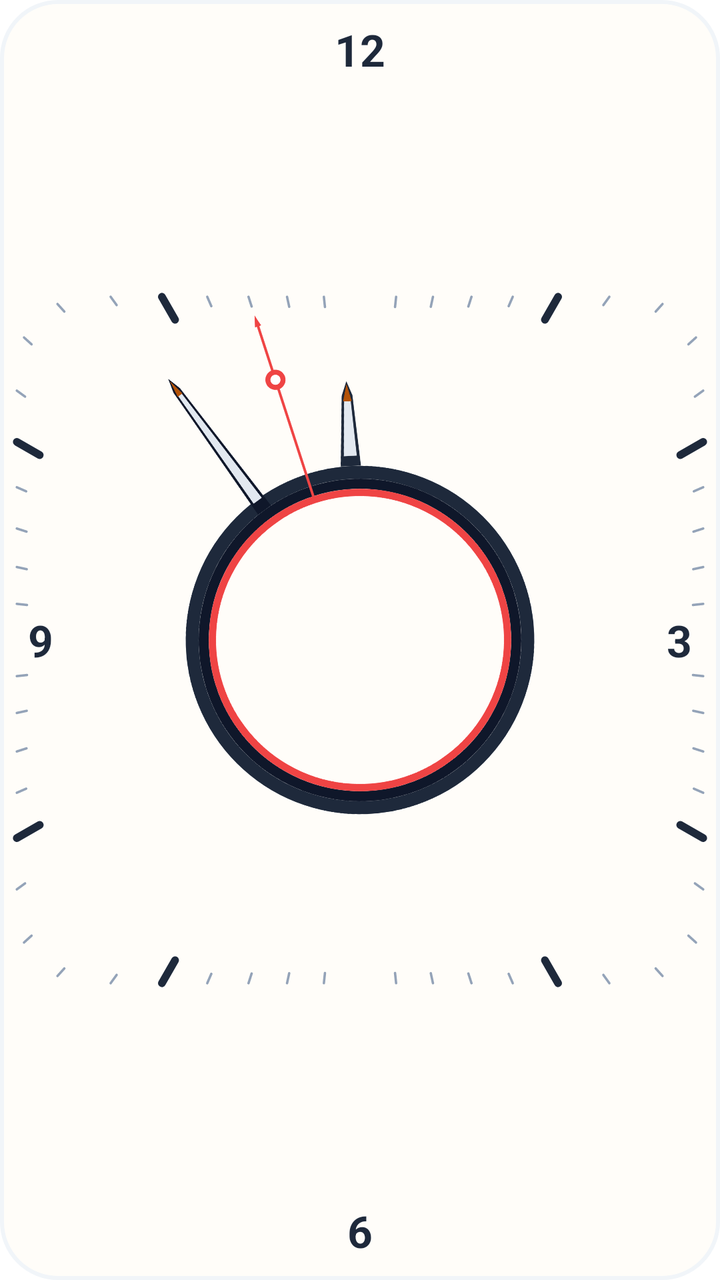
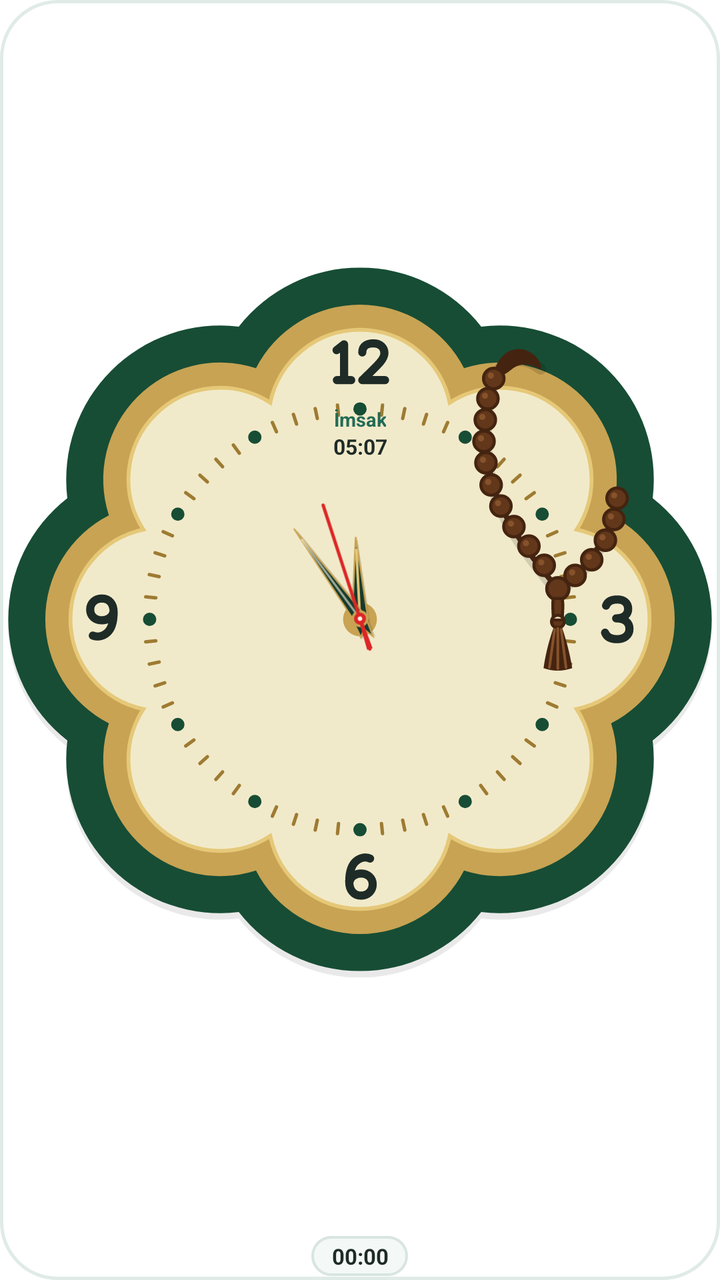

Before-and-after screenshots of an Android layout around one commit, followed by the original layout XML and the change that was made.
<!-- AndroidManifest.xml: fallback theme Theme.MaterialComponents.DayNight.NoActionBar -->
<!-- res/layout/widget_prayer_analog_clock.xml -->
<?xml version="1.0" encoding="utf-8"?>
<RelativeLayout xmlns:android="http://schemas.android.com/apk/res/android"
    android:id="@+id/widget_root_layout"
    android:layout_width="match_parent"
    android:layout_height="match_parent"
    android:background="@drawable/widget_digital_clock_bg"
    android:padding="0dp"
    android:clickable="true"
    android:focusable="true">

    <FrameLayout
        android:id="@+id/widget_clock_frame"
        android:layout_width="match_parent"
        android:layout_height="match_parent"
        android:layout_centerInParent="true">

        
        <ImageView
            android:id="@+id/widget_clock_marks"
            android:layout_width="match_parent"
            android:layout_height="match_parent"
            android:layout_gravity="center"
            android:src="@drawable/widget_analog_dial_marks"
            android:scaleType="fitCenter" />

        
        <RelativeLayout
            android:layout_width="match_parent"
            android:layout_height="match_parent">

            <TextView
                android:id="@+id/clock_num_12"
                android:layout_width="wrap_content"
                android:layout_height="wrap_content"
                android:layout_alignParentTop="true"
                android:layout_centerHorizontal="true"
                android:layout_marginTop="10dp"
                android:text="12"
                android:textColor="@color/widget_digital_primary"
                android:textSize="22sp"
                android:textStyle="bold" />

            <TextView
                android:id="@+id/clock_num_6"
                android:layout_width="wrap_content"
                android:layout_height="wrap_content"
                android:layout_alignParentBottom="true"
                android:layout_centerHorizontal="true"
                android:layout_marginBottom="10dp"
                android:text="6"
                android:textColor="@color/widget_digital_primary"
                android:textSize="22sp"
                android:textStyle="bold" />

            <TextView
                android:id="@+id/clock_num_9"
                android:layout_width="wrap_content"
                android:layout_height="wrap_content"
                android:layout_alignParentStart="true"
                android:layout_centerVertical="true"
                android:layout_marginStart="14dp"
                android:text="9"
                android:textColor="@color/widget_digital_primary"
                android:textSize="22sp"
                android:textStyle="bold" />

            <TextView
                android:id="@+id/clock_num_3"
                android:layout_width="wrap_content"
                android:layout_height="wrap_content"
                android:layout_alignParentEnd="true"
                android:layout_centerVertical="true"
                android:layout_marginEnd="14dp"
                android:text="3"
                android:textColor="@color/widget_digital_primary"
                android:textSize="22sp"
                android:textStyle="bold" />
        </RelativeLayout>

        
        <LinearLayout
            android:id="@+id/widget_prayer_info_container"
            android:layout_width="wrap_content"
            android:layout_height="wrap_content"
            android:layout_gravity="center"
            android:orientation="vertical"
            android:gravity="center"
            android:padding="2dp">

            <TextView
                android:id="@+id/widget_next_prayer_name"
                android:layout_width="wrap_content"
                android:layout_height="wrap_content"
                android:textColor="@color/widget_digital_accent"
                android:textSize="11sp"
                android:textStyle="bold"
                android:gravity="center" />

            <TextView
                android:id="@+id/widget_countdown"
                android:layout_width="wrap_content"
                android:layout_height="wrap_content"
                android:layout_marginTop="1dp"
                android:layout_marginBottom="1dp"
                android:textColor="@color/widget_digital_primary"
                android:textSize="14sp"
                android:textStyle="bold"
                android:singleLine="true"
                android:gravity="center" />

            <TextView
                android:id="@+id/widget_next_prayer_time"
                android:layout_width="wrap_content"
                android:layout_height="wrap_content"
                android:textColor="@color/widget_digital_secondary"
                android:textSize="10sp"
                android:textStyle="bold"
                android:gravity="center" />
        </LinearLayout>

        
        <AnalogClock
            android:id="@+id/widget_analog_clock"
            android:layout_width="match_parent"
            android:layout_height="match_parent"
            android:layout_gravity="center"
            android:dial="@drawable/widget_analog_clock_dial_transparent"
            android:hand_hour="@drawable/widget_hour_hand"
            android:hand_minute="@drawable/widget_minute_hand"
            android:hand_second="@drawable/widget_second_hand" />

    </FrameLayout>

    
    <LinearLayout
        android:id="@+id/widget_placeholder_layout"
        android:layout_width="match_parent"
        android:layout_height="match_parent"
        android:orientation="vertical"
        android:gravity="center"
        android:padding="8dp"
        android:visibility="gone">

        <TextView
            android:layout_width="wrap_content"
            android:layout_height="wrap_content"
            android:text="Namaz Vakti"
            android:textColor="@color/widget_digital_secondary"
            android:textSize="12sp"
            android:textStyle="bold"
            android:gravity="center" />

        <TextView
            android:layout_width="wrap_content"
            android:layout_height="wrap_content"
            android:layout_marginTop="4dp"
            android:text="YÜKLENİYOR"
            android:textColor="@color/widget_digital_primary"
            android:textSize="14sp"
            android:textStyle="bold"
            android:gravity="center" />
    </LinearLayout>

</RelativeLayout>
<!-- resources referenced by this layout -->
<resources>
  <color name="widget_digital_accent">#B45309</color>
  <color name="widget_digital_primary">#1E293B</color>
  <color name="widget_digital_secondary">#94A3B8</color>
  <!-- drawable widget_analog_clock_dial_transparent (drawable) -->
  <?xml version="1.0" encoding="utf-8"?>
  <vector xmlns:android="http://schemas.android.com/apk/res/android"
      android:width="1000dp"
      android:height="1000dp"
      android:viewportWidth="1000"
      android:viewportHeight="1000">
      <path
          android:fillColor="#00000000"
          android:pathData="M0,0 L1000,0 L1000,1000 L0,1000 Z" />
  </vector>
  <!-- drawable widget_analog_dial_marks: vector/xml drawable (drawable, 9707 chars, omitted) -->
  <!-- drawable widget_digital_clock_bg (drawable) -->
  <?xml version="1.0" encoding="utf-8"?>
  <shape xmlns:android="http://schemas.android.com/apk/res/android"
      android:shape="rectangle">
      <corners android:radius="28dp" />
      <solid android:color="@color/widget_digital_bg" />
      <stroke
          android:width="2dp"
          android:color="@color/widget_digital_border" />
  </shape>
  <!-- drawable widget_hour_hand (drawable) -->
  <?xml version="1.0" encoding="utf-8"?>
  <vector xmlns:android="http://schemas.android.com/apk/res/android"
      android:width="1000dp"
      android:height="1000dp"
      android:viewportWidth="1000"
      android:viewportHeight="1000">
  
      
      
      <path
          android:fillColor="#00000000"
          android:strokeColor="@color/widget_hour_hand_color"
          android:strokeWidth="18"
          android:pathData="M 500,267 A 233,233 0 1,0 500,733 A 233,233 0 1,0 500,267 Z" />
  
      
      <path
          android:fillColor="@color/widget_hour_hand_color"
          android:pathData="M 486,258 L 492.5,160 L 500,140 L 507.5,160 L 514,258 Z" />
  
      
      <path
          android:fillColor="@color/widget_hand_lume"
          android:pathData="M 491,244 L 495.5,166 L 500,152 L 504.5,166 L 509,244 Z" />
  
      
      <path
          android:fillColor="@color/widget_digital_accent"
          android:pathData="M 494,168 L 500,144 L 506,168 Z" />
  </vector>
  <!-- drawable widget_minute_hand (drawable) -->
  <?xml version="1.0" encoding="utf-8"?>
  <vector xmlns:android="http://schemas.android.com/apk/res/android"
      android:width="1000dp"
      android:height="1000dp"
      android:viewportWidth="1000"
      android:viewportHeight="1000">
  
      
      
      <path
          android:fillColor="#00000000"
          android:strokeColor="@color/widget_minute_hand_color"
          android:strokeWidth="14"
          android:pathData="M 500,283 A 217,217 0 1,0 500,717 A 217,217 0 1,0 500,283 Z" />
  
      
      <path
          android:fillColor="@color/widget_minute_hand_color"
          android:pathData="M 489,276 L 494.5,70 L 500,50 L 505.5,70 L 511,276 Z" />
  
      
      <path
          android:fillColor="@color/widget_hand_lume"
          android:pathData="M 493,260 L 497,76 L 500,64 L 503,76 L 507,260 Z" />
  
      
      <path
          android:fillColor="@color/widget_digital_accent"
          android:pathData="M 496,78 L 500,54 L 504,78 Z" />
  </vector>
  <!-- drawable widget_second_hand (drawable) -->
  <?xml version="1.0" encoding="utf-8"?>
  <vector xmlns:android="http://schemas.android.com/apk/res/android"
      android:width="1000dp"
      android:height="1000dp"
      android:viewportWidth="1000"
      android:viewportHeight="1000">
  
      
      
      <path
          android:fillColor="#00000000"
          android:strokeColor="#EF4444"
          android:strokeWidth="10"
          android:pathData="M 500,295 A 205,205 0 1,0 500,705 A 205,205 0 1,0 500,295 Z" />
  
      
      <path
          android:fillColor="#EF4444"
          android:pathData="M 498.2,290 L 498.2,40 C 498.2,36 500,32 500,32 C 500,32 501.8,36 501.8,40 L 501.8,290 Z" />
  
      
      <path
          android:fillColor="#EF4444"
          android:pathData="M 500,106 A 14,14 0 1,0 500,134 A 14,14 0 1,0 500,106 Z" />
      <path
          android:fillColor="#FFFFFF"
          android:pathData="M 500,113 A 7,7 0 1,0 500,127 A 7,7 0 1,0 500,113 Z" />
  
      
      <path
          android:fillColor="#EF4444"
          android:pathData="M 500,26 L 504.5,42 L 495.5,42 Z" />
  </vector>
  <color name="widget_digital_bg">#FFFDF9</color>
  <color name="widget_digital_border">#F1F5F9</color>
  <color name="widget_hour_hand_color">#1E293B</color>
  <color name="widget_hand_lume">#E2E8F0</color>
  <color name="widget_minute_hand_color">#0F172A</color>
</resources>

<!-- the commit's change to res/layout/widget_prayer_analog_clock.xml (unified diff, before → after) -->
@@ -1,18 +1,23 @@
 <?xml version="1.0" encoding="utf-8"?>
-<RelativeLayout xmlns:android="http://schemas.android.com/apk/res/android"
+<LinearLayout xmlns:android="http://schemas.android.com/apk/res/android"
     android:id="@+id/widget_root_layout"
     android:layout_width="match_parent"
     android:layout_height="match_parent"
-    android:background="@drawable/widget_digital_clock_bg"
-    android:padding="0dp"
+    android:background="@drawable/widget_seljuk_clock_bg"
+    android:orientation="vertical"
+    android:gravity="center_horizontal"
+    android:paddingHorizontal="1dp"
+    android:paddingTop="1dp"
+    android:paddingBottom="2dp"
     android:clickable="true"
     android:focusable="true">
 
+    
     <FrameLayout
         android:id="@+id/widget_clock_frame"
         android:layout_width="match_parent"
-        android:layout_height="match_parent"
-        android:layout_centerInParent="true">
+        android:layout_height="0dp"
+        android:layout_weight="1">
 
         
         <ImageView
@@ -24,98 +29,52 @@
             android:scaleType="fitCenter" />
 
         
-        <RelativeLayout
+        <LinearLayout
             android:layout_width="match_parent"
-            android:layout_height="match_parent">
+            android:layout_height="match_parent"
+            android:orientation="vertical"
+            android:weightSum="100">
 
-            <TextView
-                android:id="@+id/clock_num_12"
-                android:layout_width="wrap_content"
-                android:layout_height="wrap_content"
-                android:layout_alignParentTop="true"
-                android:layout_centerHorizontal="true"
-                android:layout_marginTop="10dp"
-                android:text="12"
-                android:textColor="@color/widget_digital_primary"
-                android:textSize="22sp"
-                android:textStyle="bold" />
+            <FrameLayout
+                android:layout_width="match_parent"
+                android:layout_height="0dp"
+                android:layout_weight="26" />
 
-            <TextView
-                android:id="@+id/clock_num_6"
-                android:layout_width="wrap_content"
-                android:layout_height="wrap_content"
-                android:layout_alignParentBottom="true"
-                android:layout_centerHorizontal="true"
-                android:layout_marginBottom="10dp"
-                android:text="6"
-                android:textColor="@color/widget_digital_primary"
-                android:textSize="22sp"
-                android:textStyle="bold" />
+            <LinearLayout
+                android:id="@+id/widget_prayer_info_container"
+                android:layout_width="match_parent"
+                android:layout_height="0dp"
+                android:layout_weight="18"
+                android:orientation="vertical"
+                android:gravity="center">
 
-            <TextView
-                android:id="@+id/clock_num_9"
-                android:layout_width="wrap_content"
-                android:layout_height="wrap_content"
-                android:layout_alignParentStart="true"
-                android:layout_centerVertical="true"
-                android:layout_marginStart="14dp"
-                android:text="9"
-                android:textColor="@color/widget_digital_primary"
-                android:textSize="22sp"
-                android:textStyle="bold" />
+                <TextView
+                    android:id="@+id/widget_next_prayer_name"
+                    android:layout_width="wrap_content"
+                    android:layout_height="wrap_content"
+                    android:text="İmsak"
+                    android:textColor="@color/widget_seljuk_text_secondary"
+                    android:textSize="9.5sp"
+                    android:textStyle="bold"
+                    android:singleLine="true"
+                    android:gravity="center" />
 
-            <TextView
-                android:id="@+id/clock_num_3"
-                android:layout_width="wrap_content"
-                android:layout_height="wrap_content"
-                android:layout_alignParentEnd="true"
-                android:layout_centerVertical="true"
-                android:layout_marginEnd="14dp"
-                android:text="3"
-                android:textColor="@color/widget_digital_primary"
-                android:textSize="22sp"
-                android:textStyle="bold" />
-        </RelativeLayout>
+                <TextView
+                    android:id="@+id/widget_next_prayer_time"
+                    android:layout_width="wrap_content"
+                    android:layout_height="wrap_content"
+                    android:text="05:07"
+                    android:textColor="@color/widget_seljuk_text_primary"
+                    android:textSize="10.5sp"
+                    android:textStyle="bold"
+                    android:singleLine="true"
+                    android:gravity="center" />
+            </LinearLayout>
 
-        
-        <LinearLayout
-            android:id="@+id/widget_prayer_info_container"
-            android:layout_width="wrap_content"
-            android:layout_height="wrap_content"
-            android:layout_gravity="center"
-            android:orientation="vertical"
-            android:gravity="center"
-            android:padding="2dp">
-
-            <TextView
-                android:id="@+id/widget_next_prayer_name"
-                android:layout_width="wrap_content"
-                android:layout_height="wrap_content"
-                android:textColor="@color/widget_digital_accent"
-                android:textSize="11sp"
-                android:textStyle="bold"
-                android:gravity="center" />
-
-            <TextView
-                android:id="@+id/widget_countdown"
-                android:layout_width="wrap_content"
-                android:layout_height="wrap_content"
-                android:layout_marginTop="1dp"
-                android:layout_marginBottom="1dp"
-                android:textColor="@color/widget_digital_primary"
-                android:textSize="14sp"
-                android:textStyle="bold"
-                android:singleLine="true"
-                android:gravity="center" />
-
-            <TextView
-                android:id="@+id/widget_next_prayer_time"
-                android:layout_width="wrap_content"
-                android:layout_height="wrap_content"
-                android:textColor="@color/widget_digital_secondary"
-                android:textSize="10sp"
-                android:textStyle="bold"
-                android:gravity="center" />
+            <FrameLayout
+                android:layout_width="match_parent"
+                android:layout_height="0dp"
+                android:layout_weight="56" />
         </LinearLayout>
 
         
@@ -133,32 +92,25 @@
 
     
     <LinearLayout
-        android:id="@+id/widget_placeholder_layout"
-        android:layout_width="match_parent"
-        android:layout_height="match_parent"
-        android:orientation="vertical"
+        android:id="@+id/widget_countdown_pill"
+        android:layout_width="wrap_content"
+        android:layout_height="20dp"
+        android:layout_marginTop="0dp"
+        android:background="@drawable/widget_seljuk_pill_bg"
         android:gravity="center"
-        android:padding="8dp"
-        android:visibility="gone">
+        android:orientation="horizontal"
+        android:paddingHorizontal="10dp">
 
-        <TextView
+        <Chronometer
+            android:id="@+id/widget_countdown"
             android:layout_width="wrap_content"
             android:layout_height="wrap_content"
-            android:text="Namaz Vakti"
-            android:textColor="@color/widget_digital_secondary"
-            android:textSize="12sp"
+            android:textColor="@color/widget_seljuk_pill_text"
+            android:textSize="11sp"
             android:textStyle="bold"
-            android:gravity="center" />
-
-        <TextView
-            android:layout_width="wrap_content"
-            android:layout_height="wrap_content"
-            android:layout_marginTop="4dp"
-            android:text="YÜKLENİYOR"
-            android:textColor="@color/widget_digital_primary"
-            android:textSize="14sp"
-            android:textStyle="bold"
+            android:countDown="true"
+            android:singleLine="true"
             android:gravity="center" />
     </LinearLayout>
 
-</RelativeLayout>
+</LinearLayout>
<!-- resource entries referenced after the edit -->
@@ -1,130 +1,142 @@
 <!-- resources referenced by this layout -->
 <resources>
-  <color name="widget_digital_accent">#B45309</color>
-  <color name="widget_digital_primary">#1E293B</color>
-  <color name="widget_digital_secondary">#94A3B8</color>
+  <color name="widget_seljuk_pill_text">#1E2B27</color>
+  <color name="widget_seljuk_text_primary">#1E2B27</color>
+  <color name="widget_seljuk_text_secondary">#236B56</color>
   <!-- drawable widget_analog_clock_dial_transparent (drawable) -->
   <?xml version="1.0" encoding="utf-8"?>
   <vector xmlns:android="http://schemas.android.com/apk/res/android"
-      android:width="1000dp"
-      android:height="1000dp"
-      android:viewportWidth="1000"
-      android:viewportHeight="1000">
+      android:width="220dp"
+      android:height="220dp"
+      android:viewportWidth="220"
+      android:viewportHeight="220">
       <path
           android:fillColor="#00000000"
-          android:pathData="M0,0 L1000,0 L1000,1000 L0,1000 Z" />
+          android:pathData="M0,0 L220,0 L220,220 L0,220 Z" />
   </vector>
-  <!-- drawable widget_analog_dial_marks: vector/xml drawable (drawable, 9707 chars, omitted) -->
-  <!-- drawable widget_digital_clock_bg (drawable) -->
+  <!-- drawable widget_analog_dial_marks: vector/xml drawable (drawable, 14567 chars, omitted) -->
+  <!-- drawable widget_hour_hand (drawable) -->
+  <?xml version="1.0" encoding="utf-8"?>
+  <vector xmlns:android="http://schemas.android.com/apk/res/android"
+      android:width="220dp"
+      android:height="220dp"
+      android:viewportWidth="220"
+      android:viewportHeight="220">
+  
+      
+      <path
+          android:fillColor="#28000000"
+          android:pathData="M 110.8,120.4 L 106.8,110.8 L 110.8,70.1 L 114.8,110.8 Z" />
+  
+      
+      <path
+          android:fillColor="@color/widget_clock_hour_hand"
+          android:strokeWidth="0.85"
+          android:strokeColor="@color/widget_clock_gold_ring"
+          android:pathData="M 110.0,119.4 L 106.0,110.0 L 110.0,69.1 L 114.0,110.0 Z" />
+  
+      
+      <path
+          android:strokeWidth="1.25"
+          android:strokeLineCap="round"
+          android:strokeColor="@color/widget_clock_gold_ring_inner"
+          android:pathData="M 110.0,107.8 L 110.0,75.5" />
+  </vector>
+  <!-- drawable widget_minute_hand (drawable) -->
+  <?xml version="1.0" encoding="utf-8"?>
+  <vector xmlns:android="http://schemas.android.com/apk/res/android"
+      android:width="220dp"
+      android:height="220dp"
+      android:viewportWidth="220"
+      android:viewportHeight="220">
+  
+      
+      <path
+          android:fillColor="#26000000"
+          android:pathData="M 110.8,122.0 L 107.8,110.8 L 110.8,55.2 L 113.8,110.8 Z" />
+  
+      
+      <path
+          android:fillColor="@color/widget_clock_minute_hand"
+          android:strokeWidth="0.75"
+          android:strokeColor="@color/widget_clock_gold_ring"
+          android:pathData="M 110.0,121.0 L 107.0,110.0 L 110.0,54.2 L 113.0,110.0 Z" />
+  
+      
+      <path
+          android:strokeWidth="1.05"
+          android:strokeLineCap="round"
+          android:strokeColor="#99FFF8E7"
+          android:pathData="M 110.0,107.8 L 110.0,61.0" />
+  
+      
+      <path
+          android:fillColor="@color/widget_clock_gold_ring"
+          android:pathData="M 110,110 m -4.2,0 a 4.2,4.2 0 1,0 8.4,0 a 4.2,4.2 0 1,0 -8.4,0" />
+  </vector>
+  <!-- drawable widget_second_hand (drawable) -->
+  <?xml version="1.0" encoding="utf-8"?>
+  <vector xmlns:android="http://schemas.android.com/apk/res/android"
+      android:width="220dp"
+      android:height="220dp"
+      android:viewportWidth="220"
+      android:viewportHeight="220">
+  
+      
+      <path
+          android:fillColor="@color/widget_clock_second_hand"
+          android:pathData="M 108.6,126.0 L 109.2,110.0 L 110.8,110.0 L 111.4,126.0 Z" />
+  
+      
+      <path
+          android:strokeWidth="1.65"
+          android:strokeLineCap="round"
+          android:strokeColor="@color/widget_clock_second_hand"
+          android:pathData="M 110.0,126.0 L 110.0,50.3" />
+  
+      
+      <path
+          android:fillColor="@color/widget_clock_second_hand"
+          android:pathData="M 110,110 m -3.0,0 a 3.0,3.0 0 1,0 6.0,0 a 3.0,3.0 0 1,0 -6.0,0" />
+  
+      
+      <path
+          android:fillColor="#FFF8E7"
+          android:pathData="M 110,110 m -1.1,0 a 1.1,1.1 0 1,0 2.2,0 a 1.1,1.1 0 1,0 -2.2,0" />
+  </vector>
+  <!-- drawable widget_seljuk_clock_bg (drawable) -->
   <?xml version="1.0" encoding="utf-8"?>
   <shape xmlns:android="http://schemas.android.com/apk/res/android"
       android:shape="rectangle">
       <corners android:radius="28dp" />
-      <solid android:color="@color/widget_digital_bg" />
+      <gradient
+          android:angle="315"
+          android:startColor="@color/widget_seljuk_card_bg_start"
+          android:endColor="@color/widget_seljuk_card_bg_end"
+          android:type="linear" />
       <stroke
-          android:width="2dp"
-          android:color="@color/widget_digital_border" />
+          android:width="1.5dp"
+          android:color="@color/widget_seljuk_card_border" />
   </shape>
-  <!-- drawable widget_hour_hand (drawable) -->
+  <!-- drawable widget_seljuk_pill_bg (drawable) -->
   <?xml version="1.0" encoding="utf-8"?>
-  <vector xmlns:android="http://schemas.android.com/apk/res/android"
-      android:width="1000dp"
-      android:height="1000dp"
-      android:viewportWidth="1000"
-      android:viewportHeight="1000">
-  
-      
-      
-      <path
-          android:fillColor="#00000000"
-          android:strokeColor="@color/widget_hour_hand_color"
-          android:strokeWidth="18"
-          android:pathData="M 500,267 A 233,233 0 1,0 500,733 A 233,233 0 1,0 500,267 Z" />
-  
-      
-      <path
-          android:fillColor="@color/widget_hour_hand_color"
-          android:pathData="M 486,258 L 492.5,160 L 500,140 L 507.5,160 L 514,258 Z" />
-  
-      
-      <path
-          android:fillColor="@color/widget_hand_lume"
-          android:pathData="M 491,244 L 495.5,166 L 500,152 L 504.5,166 L 509,244 Z" />
-  
-      
-      <path
-          android:fillColor="@color/widget_digital_accent"
-          android:pathData="M 494,168 L 500,144 L 506,168 Z" />
-  </vector>
-  <!-- drawable widget_minute_hand (drawable) -->
-  <?xml version="1.0" encoding="utf-8"?>
-  <vector xmlns:android="http://schemas.android.com/apk/res/android"
-      android:width="1000dp"
-      android:height="1000dp"
-      android:viewportWidth="1000"
-      android:viewportHeight="1000">
-  
-      
-      
-      <path
-          android:fillColor="#00000000"
-          android:strokeColor="@color/widget_minute_hand_color"
-          android:strokeWidth="14"
-          android:pathData="M 500,283 A 217,217 0 1,0 500,717 A 217,217 0 1,0 500,283 Z" />
-  
-      
-      <path
-          android:fillColor="@color/widget_minute_hand_color"
-          android:pathData="M 489,276 L 494.5,70 L 500,50 L 505.5,70 L 511,276 Z" />
-  
-      
-      <path
-          android:fillColor="@color/widget_hand_lume"
-          android:pathData="M 493,260 L 497,76 L 500,64 L 503,76 L 507,260 Z" />
-  
-      
-      <path
-          android:fillColor="@color/widget_digital_accent"
-          android:pathData="M 496,78 L 500,54 L 504,78 Z" />
-  </vector>
-  <!-- drawable widget_second_hand (drawable) -->
-  <?xml version="1.0" encoding="utf-8"?>
-  <vector xmlns:android="http://schemas.android.com/apk/res/android"
-      android:width="1000dp"
-      android:height="1000dp"
-      android:viewportWidth="1000"
-      android:viewportHeight="1000">
-  
-      
-      
-      <path
-          android:fillColor="#00000000"
-          android:strokeColor="#EF4444"
-          android:strokeWidth="10"
-          android:pathData="M 500,295 A 205,205 0 1,0 500,705 A 205,205 0 1,0 500,295 Z" />
-  
-      
-      <path
-          android:fillColor="#EF4444"
-          android:pathData="M 498.2,290 L 498.2,40 C 498.2,36 500,32 500,32 C 500,32 501.8,36 501.8,40 L 501.8,290 Z" />
-  
-      
-      <path
-          android:fillColor="#EF4444"
-          android:pathData="M 500,106 A 14,14 0 1,0 500,134 A 14,14 0 1,0 500,106 Z" />
-      <path
-          android:fillColor="#FFFFFF"
-          android:pathData="M 500,113 A 7,7 0 1,0 500,127 A 7,7 0 1,0 500,113 Z" />
-  
-      
-      <path
-          android:fillColor="#EF4444"
-          android:pathData="M 500,26 L 504.5,42 L 495.5,42 Z" />
-  </vector>
-  <color name="widget_digital_bg">#FFFDF9</color>
-  <color name="widget_digital_border">#F1F5F9</color>
-  <color name="widget_hour_hand_color">#1E293B</color>
-  <color name="widget_hand_lume">#E2E8F0</color>
-  <color name="widget_minute_hand_color">#0F172A</color>
+  <shape xmlns:android="http://schemas.android.com/apk/res/android"
+      android:shape="rectangle">
+      <corners android:radius="20dp" />
+      <solid android:color="@color/widget_seljuk_pill_bg" />
+      <stroke
+          android:width="1.2dp"
+          android:color="@color/widget_seljuk_pill_border" />
+  </shape>
+  <color name="widget_clock_hour_hand">#163A2B</color>
+  <color name="widget_clock_gold_ring">#C8A353</color>
+  <color name="widget_clock_gold_ring_inner">#E5C878</color>
+  <color name="widget_clock_minute_hand">#163A2B</color>
+  <color name="widget_clock_second_hand">#DC2626</color>
+  <color name="widget_seljuk_card_bg_start">#FFFFFF</color>
+  <color name="widget_seljuk_card_bg_end">#FFFFFF</color>
+  <color name="widget_seljuk_card_border">#E0EBE7</color>
+  <color name="widget_seljuk_pill_bg">#F4F8F6</color>
+  <color name="widget_seljuk_pill_border">#D8E5E1</color>
 </resources>
 
